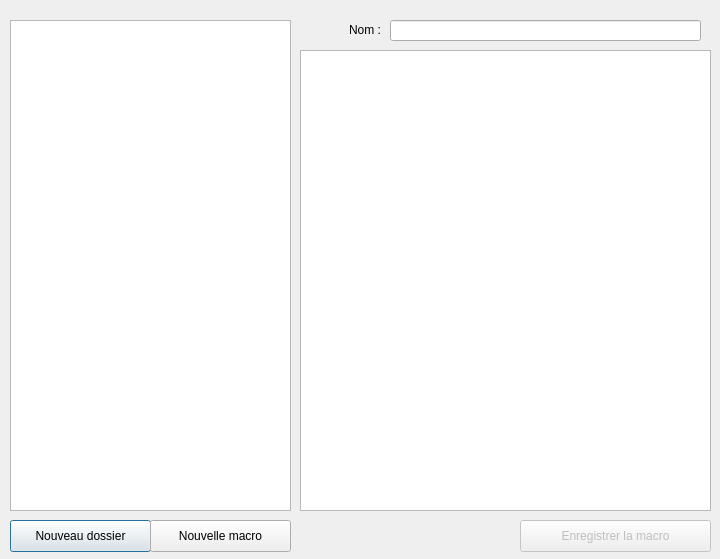
Above: source/dialogmacros.ui from Bramas/texiteasy before the change. Below: the same form after it.
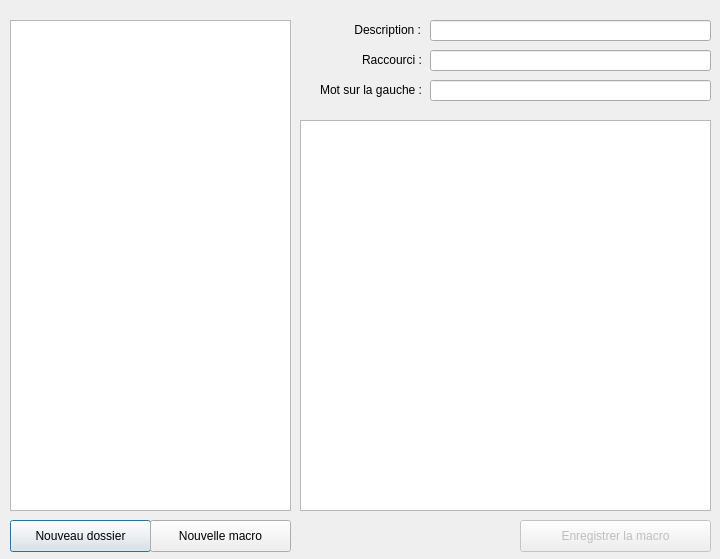
That is the form after the change.

Patch:
```diff
--- a/source/dialogmacros.ui
+++ b/source/dialogmacros.ui
@@ -27,18 +27,18 @@
    <property name="geometry">
     <rect>
      <x>300</x>
-     <y>50</y>
+     <y>120</y>
      <width>411</width>
-     <height>461</height>
+     <height>391</height>
     </rect>
    </property>
   </widget>
   <widget class="QLineEdit" name="lineEdit">
    <property name="geometry">
     <rect>
-     <x>390</x>
+     <x>430</x>
      <y>20</y>
-     <width>311</width>
+     <width>281</width>
      <height>21</height>
     </rect>
    </property>
@@ -48,12 +48,12 @@
     <rect>
      <x>300</x>
      <y>20</y>
-     <width>81</width>
+     <width>121</width>
      <height>19</height>
     </rect>
    </property>
    <property name="text">
-    <string>Nom :</string>
+    <string>Description :</string>
    </property>
    <property name="alignment">
     <set>Qt::AlignRight|Qt::AlignTrailing|Qt::AlignVCenter</set>
@@ -101,6 +101,58 @@
     <string>Enregistrer la macro</string>
    </property>
   </widget>
+  <widget class="QLabel" name="label_2">
+   <property name="geometry">
+    <rect>
+     <x>301</x>
+     <y>50</y>
+     <width>121</width>
+     <height>20</height>
+    </rect>
+   </property>
+   <property name="text">
+    <string>Raccourci :</string>
+   </property>
+   <property name="alignment">
+    <set>Qt::AlignRight|Qt::AlignTrailing|Qt::AlignVCenter</set>
+   </property>
+  </widget>
+  <widget class="QLineEdit" name="lineEditKeys">
+   <property name="geometry">
+    <rect>
+     <x>430</x>
+     <y>50</y>
+     <width>281</width>
+     <height>21</height>
+    </rect>
+   </property>
+  </widget>
+  <widget class="QLabel" name="label_3">
+   <property name="geometry">
+    <rect>
+     <x>301</x>
+     <y>80</y>
+     <width>121</width>
+     <height>20</height>
+    </rect>
+   </property>
+   <property name="text">
+    <string>Mot sur la gauche :</string>
+   </property>
+   <property name="alignment">
+    <set>Qt::AlignRight|Qt::AlignTrailing|Qt::AlignVCenter</set>
+   </property>
+  </widget>
+  <widget class="QLineEdit" name="lineEditLeftWord">
+   <property name="geometry">
+    <rect>
+     <x>430</x>
+     <y>80</y>
+     <width>281</width>
+     <height>21</height>
+    </rect>
+   </property>
+  </widget>
  </widget>
  <resources/>
  <connections/>
```
Left out of the diff: 2 changed lines with no effect on the pictures.
